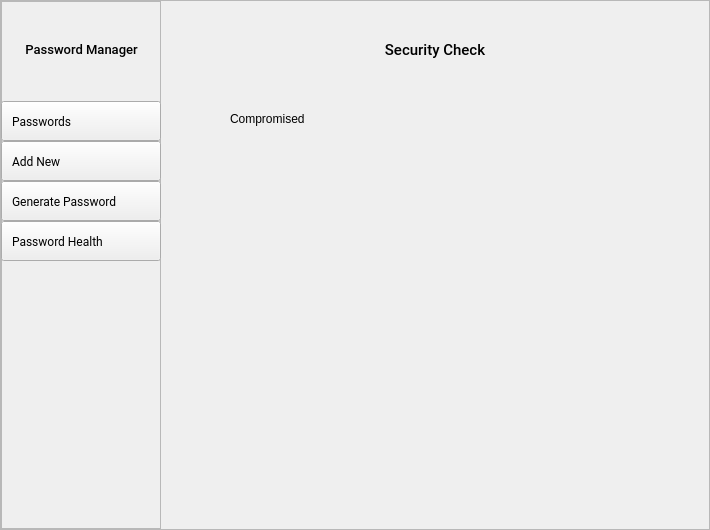
Before: the Qt Designer form main_window.ui in EmueI/password-manager, drawn with Qt 5.
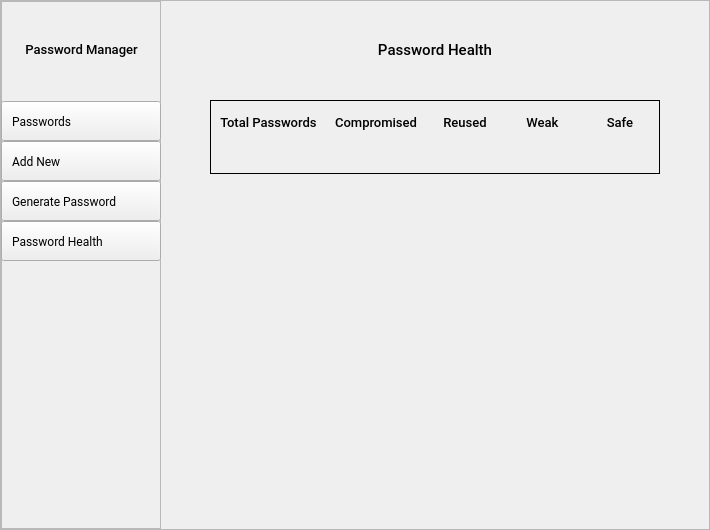
After: the same form once the commit is applied. The open tabs and pages were chosen to show the change. Icons and pictures are not drawn.

Patch:
```diff
--- a/main_window.ui
+++ b/main_window.ui
@@ -1444,7 +1444,7 @@
               <enum>QFrame::NoFrame</enum>
              </property>
              <property name="frameShadow">
-              <enum>QFrame::Raised</enum>
+              <enum>QFrame::Sunken</enum>
              </property>
              <widget class="QLabel" name="labelHeading_3">
               <property name="geometry">
@@ -1462,24 +1462,301 @@
                </font>
               </property>
               <property name="text">
-               <string>Security Check</string>
+               <string>Password Health</string>
               </property>
               <property name="alignment">
                <set>Qt::AlignCenter</set>
               </property>
              </widget>
-             <widget class="QLabel" name="label_2">
+             <widget class="QFrame" name="frameHealthStatistics">
               <property name="geometry">
                <rect>
-                <x>60</x>
-                <y>100</y>
-                <width>82</width>
-                <height>17</height>
+                <x>40</x>
+                <y>90</y>
+                <width>450</width>
+                <height>74</height>
                </rect>
               </property>
-              <property name="text">
-               <string>Compromised</string>
+              <property name="frameShape">
+               <enum>QFrame::Panel</enum>
               </property>
+              <property name="frameShadow">
+               <enum>QFrame::Plain</enum>
+              </property>
+              <layout class="QHBoxLayout" name="horizontalLayout_8">
+               <property name="spacing">
+                <number>0</number>
+               </property>
+               <property name="leftMargin">
+                <number>0</number>
+               </property>
+               <property name="topMargin">
+                <number>0</number>
+               </property>
+               <property name="rightMargin">
+                <number>0</number>
+               </property>
+               <property name="bottomMargin">
+                <number>0</number>
+               </property>
+               <item>
+                <widget class="QFrame" name="frame_7">
+                 <property name="font">
+                  <font>
+                   <family>Roboto</family>
+                  </font>
+                 </property>
+                 <property name="frameShape">
+                  <enum>QFrame::NoFrame</enum>
+                 </property>
+                 <layout class="QVBoxLayout" name="verticalLayout_12">
+                  <item>
+                   <widget class="QLabel" name="labelTotalPasswordsHeading">
+                    <property name="font">
+                     <font>
+                      <family>Roboto Medium</family>
+                      <pointsize>10</pointsize>
+                     </font>
+                    </property>
+                    <property name="text">
+                     <string>Total Passwords</string>
+                    </property>
+                    <property name="alignment">
+                     <set>Qt::AlignCenter</set>
+                    </property>
+                   </widget>
+                  </item>
+                  <item>
+                   <widget class="QLabel" name="labelTotalPasswords">
+                    <property name="font">
+                     <font>
+                      <family>Roboto</family>
+                      <pointsize>9</pointsize>
+                     </font>
+                    </property>
+                    <property name="inputMethodHints">
+                     <set>Qt::ImhNone</set>
+                    </property>
+                    <property name="text">
+                     <string/>
+                    </property>
+                    <property name="alignment">
+                     <set>Qt::AlignCenter</set>
+                    </property>
+                   </widget>
+                  </item>
+                 </layout>
+                </widget>
+               </item>
+               <item>
+                <widget class="QFrame" name="frame_11">
+                 <property name="font">
+                  <font>
+                   <family>Roboto</family>
+                  </font>
+                 </property>
+                 <property name="frameShape">
+                  <enum>QFrame::NoFrame</enum>
+                 </property>
+                 <property name="frameShadow">
+                  <enum>QFrame::Raised</enum>
+                 </property>
+                 <layout class="QVBoxLayout" name="verticalLayout_16">
+                  <item>
+                   <widget class="QLabel" name="labelReusedHeading_2">
+                    <property name="font">
+                     <font>
+                      <family>Roboto Medium</family>
+                      <pointsize>10</pointsize>
+                     </font>
+                    </property>
+                    <property name="text">
+                     <string>Compromised</string>
+                    </property>
+                    <property name="alignment">
+                     <set>Qt::AlignCenter</set>
+                    </property>
+                   </widget>
+                  </item>
+                  <item>
+                   <widget class="QLabel" name="labelReused_2">
+                    <property name="font">
+                     <font>
+                      <family>Roboto</family>
+                      <pointsize>9</pointsize>
+                     </font>
+                    </property>
+                    <property name="inputMethodHints">
+                     <set>Qt::ImhNone</set>
+                    </property>
+                    <property name="text">
+                     <string/>
+                    </property>
+                    <property name="alignment">
+                     <set>Qt::AlignCenter</set>
+                    </property>
+                   </widget>
+                  </item>
+                 </layout>
+                </widget>
+               </item>
+               <item>
+                <widget class="QFrame" name="frame_8">
+                 <property name="font">
+                  <font>
+                   <family>Roboto</family>
+                  </font>
+                 </property>
+                 <property name="frameShape">
+                  <enum>QFrame::NoFrame</enum>
+                 </property>
+                 <property name="frameShadow">
+                  <enum>QFrame::Raised</enum>
+                 </property>
+                 <layout class="QVBoxLayout" name="verticalLayout_13">
+                  <item>
+                   <widget class="QLabel" name="labelReusedHeading">
+                    <property name="font">
+                     <font>
+                      <family>Roboto Medium</family>
+                      <pointsize>10</pointsize>
+                     </font>
+                    </property>
+                    <property name="text">
+                     <string>Reused</string>
+                    </property>
+                    <property name="alignment">
+                     <set>Qt::AlignCenter</set>
+                    </property>
+                   </widget>
+                  </item>
+                  <item>
+                   <widget class="QLabel" name="labelReused">
+                    <property name="font">
+                     <font>
+                      <family>Roboto</family>
+                      <pointsize>9</pointsize>
+                     </font>
+                    </property>
+                    <property name="inputMethodHints">
+                     <set>Qt::ImhNone</set>
+                    </property>
+                    <property name="text">
+                     <string/>
+                    </property>
+                    <property name="alignment">
+                     <set>Qt::AlignCenter</set>
+                    </property>
+                   </widget>
+                  </item>
+                 </layout>
+                </widget>
+               </item>
+               <item>
+                <widget class="QFrame" name="frame_9">
+                 <property name="font">
+                  <font>
+                   <family>Roboto</family>
+                  </font>
+                 </property>
+                 <property name="frameShape">
+                  <enum>QFrame::NoFrame</enum>
+                 </property>
+                 <property name="frameShadow">
+                  <enum>QFrame::Raised</enum>
+                 </property>
+                 <layout class="QVBoxLayout" name="verticalLayout_14">
+                  <item>
+                   <widget class="QLabel" name="labelWeakHeading">
+                    <property name="font">
+                     <font>
+                      <family>Roboto Medium</family>
+                      <pointsize>10</pointsize>
+                     </font>
+                    </property>
+                    <property name="text">
+                     <string>Weak</string>
+                    </property>
+                    <property name="alignment">
+                     <set>Qt::AlignCenter</set>
+                    </property>
+                   </widget>
+                  </item>
+                  <item>
+                   <widget class="QLabel" name="labelWeak">
+                    <property name="font">
+                     <font>
+                      <family>Roboto</family>
+                      <pointsize>9</pointsize>
+                     </font>
+                    </property>
+                    <property name="inputMethodHints">
+                     <set>Qt::ImhNone</set>
+                    </property>
+                    <property name="text">
+                     <string/>
+                    </property>
+                    <property name="alignment">
+                     <set>Qt::AlignCenter</set>
+                    </property>
+                   </widget>
+                  </item>
+                 </layout>
+                </widget>
+               </item>
+               <item>
+                <widget class="QFrame" name="frame_10">
+                 <property name="font">
+                  <font>
+                   <family>Roboto</family>
+                  </font>
+                 </property>
+                 <property name="frameShape">
+                  <enum>QFrame::NoFrame</enum>
+                 </property>
+                 <property name="frameShadow">
+                  <enum>QFrame::Raised</enum>
+                 </property>
+                 <layout class="QVBoxLayout" name="verticalLayout_15">
+                  <item>
+                   <widget class="QLabel" name="labelSafeHeading">
+                    <property name="font">
+                     <font>
+                      <family>Roboto Medium</family>
+                      <pointsize>10</pointsize>
+                     </font>
+                    </property>
+                    <property name="text">
+                     <string>Safe</string>
+                    </property>
+                    <property name="alignment">
+                     <set>Qt::AlignCenter</set>
+                    </property>
+                   </widget>
+                  </item>
+                  <item>
+                   <widget class="QLabel" name="labelSafe">
+                    <property name="font">
+                     <font>
+                      <family>Roboto</family>
+                      <pointsize>9</pointsize>
+                     </font>
+                    </property>
+                    <property name="inputMethodHints">
+                     <set>Qt::ImhNone</set>
+                    </property>
+                    <property name="text">
+                     <string/>
+                    </property>
+                    <property name="alignment">
+                     <set>Qt::AlignCenter</set>
+                    </property>
+                   </widget>
+                  </item>
+                 </layout>
+                </widget>
+               </item>
+              </layout>
              </widget>
             </widget>
            </item>
```
Left out of the diff: 262 changed lines with no effect on the pictures.
